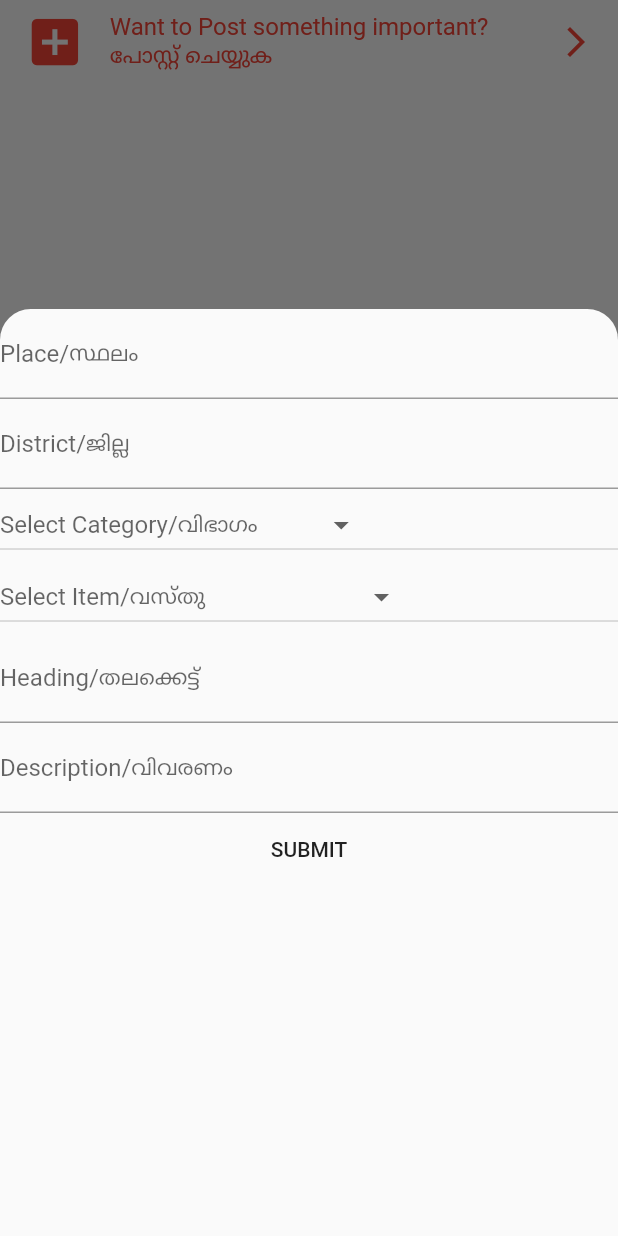
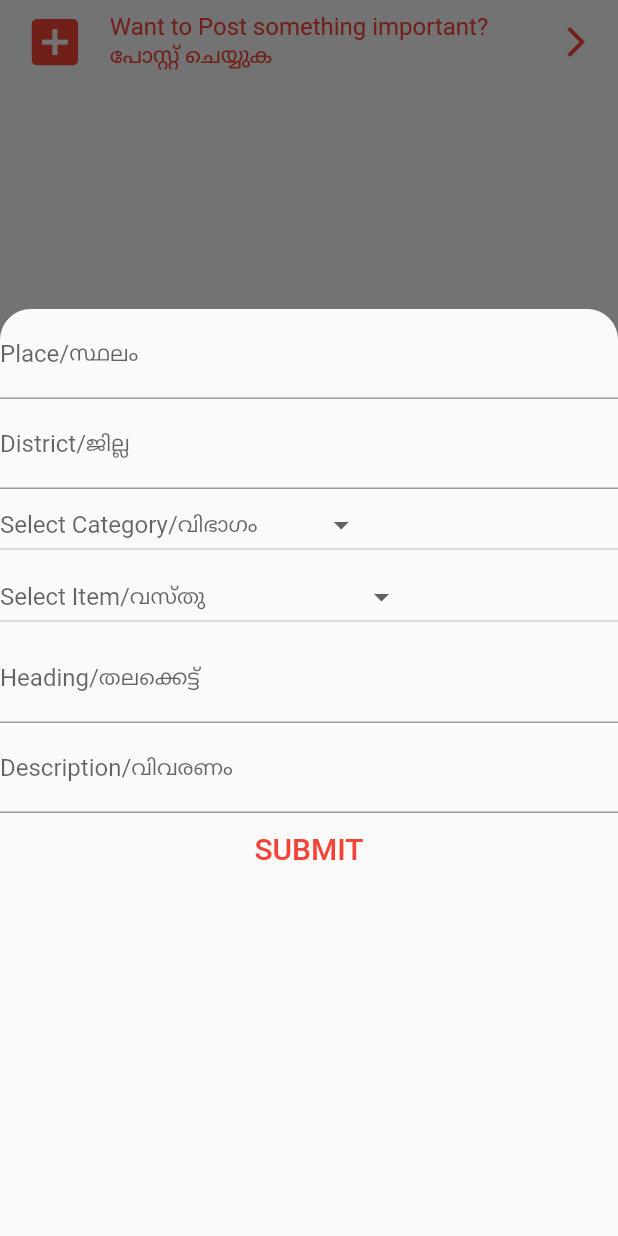
Before and after one commit to allenjiji/ResQ, a Flutter app: the Feed widget shown alone on an empty page, opened directly, after a tap on an icon or button, on a phone screen of 412 x 824 dp. Run offline on Flutter 3.47's test engine with Material 2 defaults, Android fonts, the phone set to English and light mode, and no system bars; our stand-ins replace geolocator, google_maps_flutter, lazy_load_scrollview, shared_preferences, webview_flutter; accounts and stored records are empty; network calls fail; Roboto replaces fonts that are missing (Hind); statements that could not run were skipped.

Commit message:
description text field updated

```diff
--- a/lib/main.dart
+++ b/lib/main.dart
@@ -15,11 +15,10 @@ import './pages/weathermap.dart';
 import './pages/register_page.dart';
 
 void main() {
+  runApp(ChangeNotifierProvider(
+      create: (context) => LoggedUser(), child: MyApp()));
   SystemChrome.setPreferredOrientations(
       [DeviceOrientation.portraitUp, DeviceOrientation.portraitDown]);
-
-  runApp(ChangeNotifierProvider(
-      create: (context) => LoggedUser(), child: MyApp()));
 }
 
 Position location;
--- a/lib/pages/feedpage.dart
+++ b/lib/pages/feedpage.dart
@@ -108,7 +108,9 @@ class _FeedState extends State<Feed> {
         onSaved: (newValue) => p.heading = newValue,
       ),
       TextFormField(
-        keyboardType: TextInputType.text,
+        keyboardType: TextInputType.multiline,
+        minLines: 1,
+        maxLines: null,
         decoration: InputDecoration(
             hintText: "Description/വിവരണം", labelText: "Description/വിവരണം"),
         onSaved: (newValue) => p.description = newValue,
@@ -137,7 +139,10 @@ class _FeedState extends State<Feed> {
               textAlign: TextAlign.center,
             )));
           },
-          child: Text("SUBMIT"),
+          child: Text(
+            "SUBMIT",
+            style: TextStyle(fontSize: 20, color: Colors.red),
+          ),
         ),
       ),
     ];
@@ -157,14 +162,14 @@ class _FeedState extends State<Feed> {
                 ),
                 trailing: Icon(Icons.arrow_forward_ios, color: Colors.red),
                 onTap: () => showModalBottomSheet(
-                  isScrollControlled: true,
+                    isScrollControlled: true,
                     shape: RoundedRectangleBorder(
                         borderRadius: BorderRadius.vertical(
                             top: Radius.circular(h / 40))),
                     context: context,
                     builder: (_) {
                       return Container(
-                        height: h*.75,
+                        height: h * .75,
                         child: BottomContainerForm(
                           formKey: formKey,
                           items: bottomSheetItems,
--- a/lib/pages/morepage.dart
+++ b/lib/pages/morepage.dart
@@ -93,6 +93,8 @@ class _MoreState extends State<More> {
       ),
       TextFormField(
         keyboardType: TextInputType.multiline,
+        minLines: 1,
+        maxLines: null,
         decoration: InputDecoration(
             hintText: "Description/വിവരണം", labelText: "Description/വിവരണം"),
         onSaved: (newValue) => p.description = newValue,
@@ -152,6 +154,8 @@ class _MoreState extends State<More> {
       ),
       TextFormField(
         keyboardType: TextInputType.multiline,
+        minLines: 1,
+        maxLines: null,
         decoration: InputDecoration(
             hintText: "Description/വിവരണം", labelText: "Description/വിവരണം"),
         onSaved: (newValue) => p.description = newValue,
```
Also changed, not shown: 1 other file.
